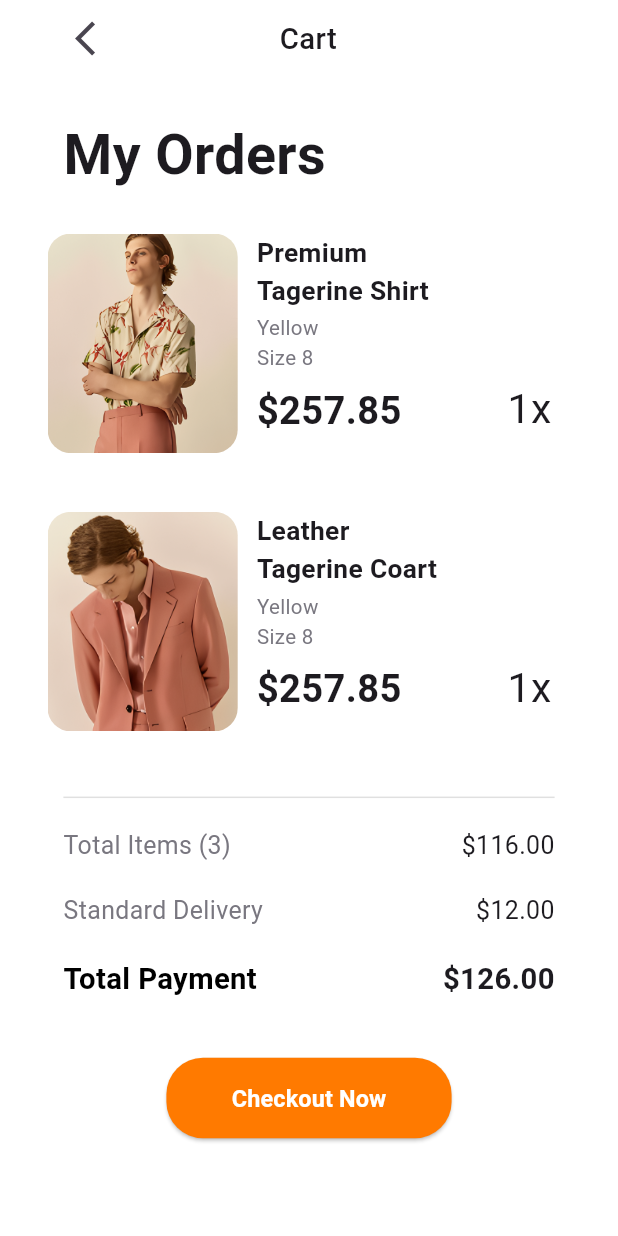
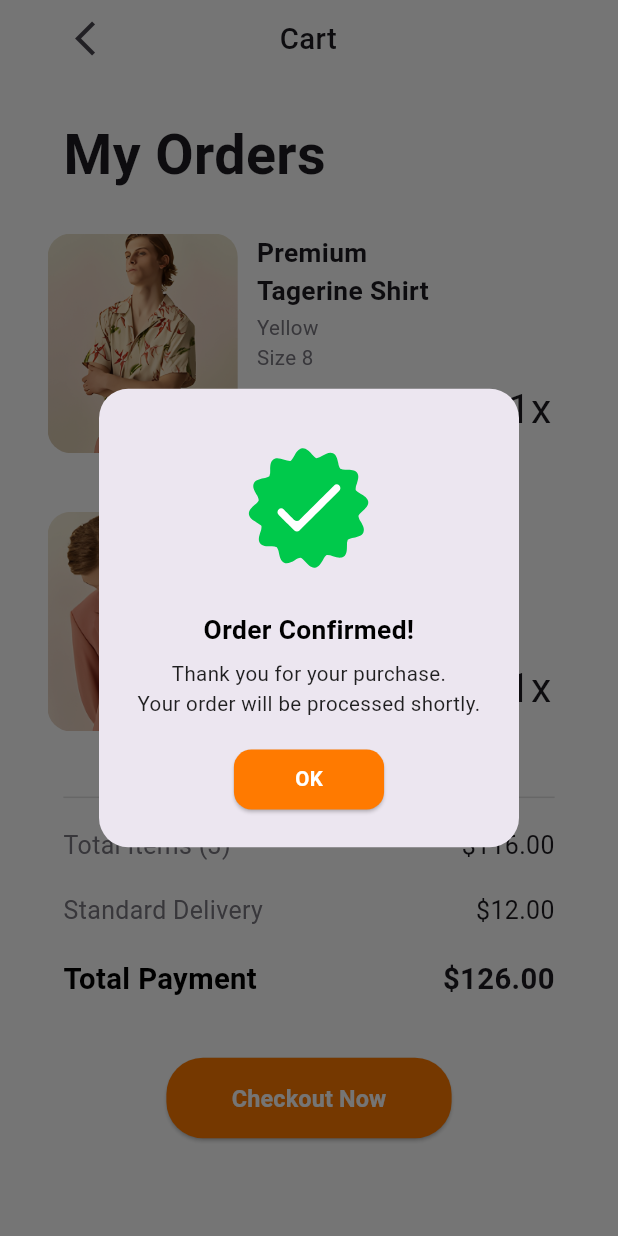
Before and after one commit to Vicky2505/Brandstore_App, a Flutter app: the CartScreen screen opened directly, after a tap on "Checkout Now", on a phone screen of 412 x 824 dp. Run offline on Flutter 3.47's test engine with Material 3 defaults, Android fonts, the light colour scheme and no system bars; our stand-ins replace flutter_screenutil, google_fonts, lottie; Roboto replaces fonts that are missing (Imprima).

Commit message:
Completed CartScreen

```diff
--- a/lib/ui/screens/cart_screen.dart
+++ b/lib/ui/screens/cart_screen.dart
@@ -1,5 +1,6 @@
 import 'package:flutter/material.dart';
 import 'package:flutter_screenutil/flutter_screenutil.dart';
+import 'package:lottie/lottie.dart';
 
 class CartScreen extends StatelessWidget {
   const CartScreen({super.key});
@@ -175,12 +176,77 @@ class CartScreen extends StatelessWidget {
                     height: 55.h,
                     child: ElevatedButton(
                       style: ElevatedButton.styleFrom(
-                        backgroundColor: Color(0xFFFF7A00),
+                        backgroundColor: const Color(0xFFFF7A00),
                         shape: RoundedRectangleBorder(
                           borderRadius: BorderRadius.circular(25.r),
                         ),
                       ),
-                      onPressed: () {},
+                      onPressed: () {
+                        showDialog(
+                          context: context,
+                          builder: (context) {
+                            return AlertDialog(
+                              shape: RoundedRectangleBorder(
+                                borderRadius: BorderRadius.circular(20.r),
+                              ),
+                              contentPadding: EdgeInsets.all(20.w),
+                              content: Column(
+                                mainAxisSize: MainAxisSize.min,
+                                children: [
+                                  SizedBox(
+                                    height: 120.h,
+                                    child: Lottie.asset('images/cart_assets/success.json'),
+                                  ),
+                                  SizedBox(height: 10.h),
+                                  Text(
+                                    'Order Confirmed!',
+                                    style: TextStyle(
+                                      fontSize: 18.sp,
+                                      color: Colors.black,
+                                      fontWeight: FontWeight.bold,
+                                    ),
+                                    textAlign: TextAlign.center,
+                                  ),
+                                  SizedBox(height: 8.h),
+                                  Text(
+                                    'Thank you for your purchase.\nYour order will be processed shortly.',
+                                    style: TextStyle(
+                                      fontSize: 14.sp,
+                                      color: Colors.black87,
+                                    ),
+                                    textAlign: TextAlign.center,
+                                  ),
+                                  SizedBox(height: 16.h),
+                                  ElevatedButton(
+                                    onPressed: () => Navigator.pop(context),
+                                    style: ElevatedButton.styleFrom(
+                                      backgroundColor: const Color(0xFFFF7A00),
+                                      shape: RoundedRectangleBorder(
+                                        borderRadius: BorderRadius.circular(
+                                          12.r,
+                                        ),
+                                      ),
+                                    ),
+                                    child: Padding(
+                                      padding: EdgeInsets.symmetric(
+                                        horizontal: 16.w,
+                                      ),
+                                      child: Text(
+                                        'OK',
+                                        style: TextStyle(
+                                          fontSize: 14.sp,
+                                          color: Colors.white,
+                                          fontWeight: FontWeight.w600,
+                                        ),
+                                      ),
+                                    ),
+                                  ),
+                                ],
+                              ),
+                            );
+                          },
+                        );
+                      },
                       child: Text(
                         'Checkout Now',
                         style: TextStyle(
--- a/pubspec.yaml
+++ b/pubspec.yaml
@@ -37,6 +37,7 @@ dependencies:
   flutter_screenutil: ^5.9.3
   google_fonts: ^6.2.1
   flutter_staggered_grid_view: ^0.7.0
+  lottie: ^3.3.1
 
 dev_dependencies:
   flutter_test:
@@ -81,6 +82,8 @@ flutter:
     - images/detail_assets/design1.png
     - images/detail_assets/design2.png
     - images/detail_assets/design3.png
+  # cart screen lottie
+    - images/cart_assets/success.json
 
   # An image asset can refer to one or more resolution-specific "variants", see
   # https://flutter.dev/to/resolution-aware-images
```
Also changed, not shown: images/cart_assets/success.json (added, +1 -0 lines), pubspec.lock.
